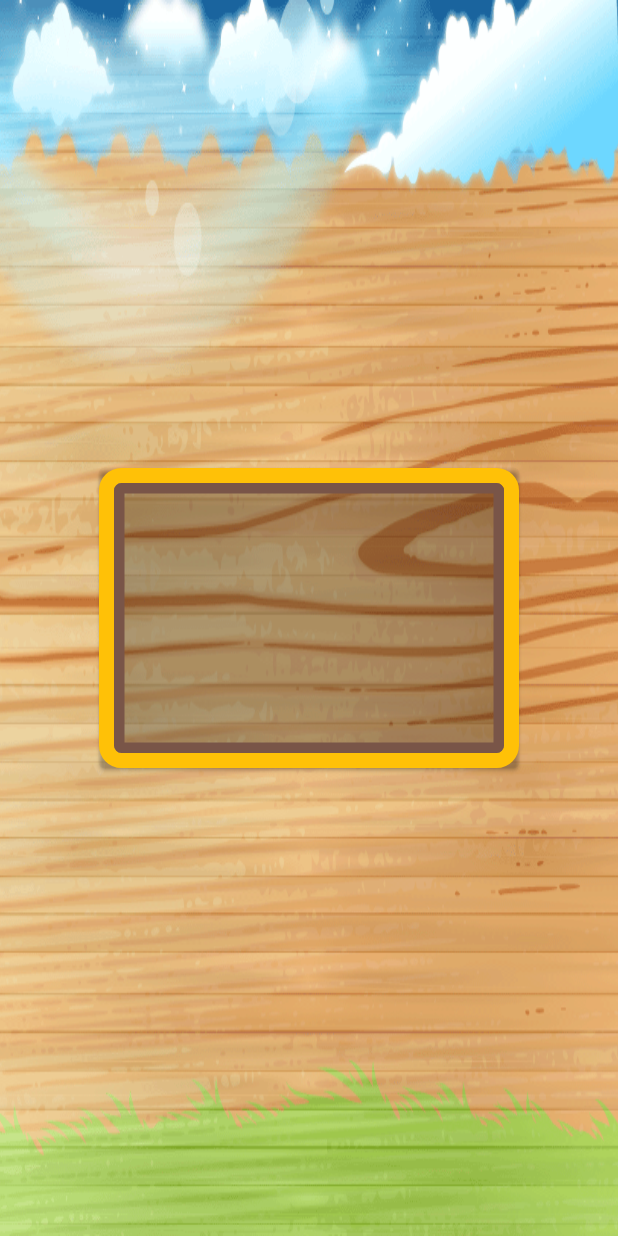
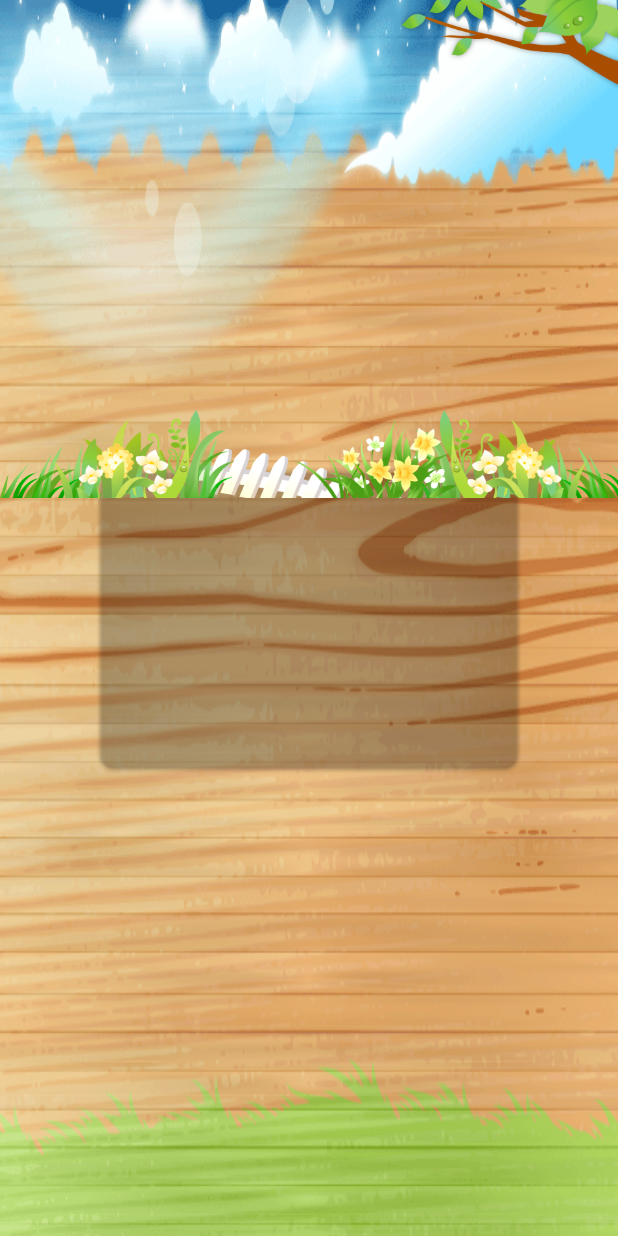
Before and after one commit to CoMatu/toddler_books, a Flutter app: the screen it shows after launch, on a phone screen of 412 x 824 dp. Run offline on Flutter 3.47's test engine with Material 2 defaults, Android fonts, the phone set to English and light mode, and no system bars.

Commit message:
сделал переход между экранами сдвиг влево ++

```diff
--- a/lib/bookshelf.dart
+++ b/lib/bookshelf.dart
@@ -1,10 +1,80 @@
 import 'package:flutter/material.dart';
 import 'package:toddler_books/bookshelf_card.dart';
+import 'package:flutter/animation.dart';
 
-class BookShelf extends StatelessWidget {
+class BookShelf extends StatefulWidget {
+  @override
+  BookShelfState createState() {
+    return BookShelfState();
+  }
+}
+
+class BookShelfState extends State<BookShelf> with TickerProviderStateMixin {
+
+  AnimationController _controller;
+  Animation _animation;
+
+  @override
+  void initState(){
+    super.initState();
+    _controller =
+        AnimationController(vsync: this, duration: Duration(seconds: 3));
+    _animation = Tween(begin: 1.0, end: 0.0).animate(CurvedAnimation(
+      parent: _controller,
+      curve: Curves.fastOutSlowIn,
+    ));
+    _controller.forward();
+
+
+  }
+
   @override
   Widget build(BuildContext context) {
-    // TODO: implement build
+
+    final double width = MediaQuery.of(context).size.width;
+    return AnimatedBuilder(
+      animation: _controller,
+      builder: (BuildContext context, Widget child) {
+        double animval = _animation.value;
+        return Scaffold(
+          body:
+          Stack(
+            children: <Widget>[
+              Container(
+                decoration: BoxDecoration(
+                  image: DecorationImage(
+                      image: AssetImage('assets/images/background.png'),
+                      fit: BoxFit.fill),
+                ),
+              ),
+              Center(child: BookshelfCard()),
+              Transform(
+                transform: Matrix4.translationValues(animval * width, 0.0, 0.0),
+                child: Container(
+                  width: width,
+                  color: Colors.transparent,
+                  child:
+                  Image(image: AssetImage('assets/images/surround.png',),
+                    fit: BoxFit.fill,
+                  )
+                )
+              )
+            ],
+          ),
+
+        );
+      },
+    );
+  }
+
+  @override
+  void dispose() {
+    _controller.dispose();
+    super.dispose();
+  }
+}
+
+/*
     return Scaffold(
       body: Stack(
           children: <Widget>[
@@ -20,6 +90,5 @@ class BookShelf extends StatelessWidget {
         ),
 
     );
-  }
 
-}
+ */
--- a/lib/bookshelf_card.dart
+++ b/lib/bookshelf_card.dart
@@ -1,29 +1,46 @@
 import 'package:flutter/material.dart';
 
 class BookshelfCard extends StatelessWidget {
+  String assetName = 'assets/images/start_background.png';
+
   @override
   Widget build(BuildContext context) {
     // TODO: implement build
+    Radius radius = Radius.circular(10.0);
     return Card(
+      shape: RoundedRectangleBorder(
+        borderRadius: BorderRadius.all(radius)
+      ),
       color: Colors.transparent,
       key: key,
+child: Container(
+  width: 280.0,
+  height: 200.0,
+),
+/*
       child: SizedBox(
         height: 200.0,
         width: 280.0,
         child: Container(
               decoration: BoxDecoration(
                 border: Border.all(width: 10.0, color: Colors.amber),
-                borderRadius: BorderRadius.all(Radius.circular(15.0)),
+//                borderRadius: BorderRadius.all(Radius.circular(15.0)),
               ),
               child: Container(
                 decoration: BoxDecoration(
                   border: Border.all(width: 7.0, color: Colors.brown[500]),
-                  borderRadius: BorderRadius.circular(5.0)
+//                  borderRadius: BorderRadius.circular(5.0)
+                ),
+                child: Image(
+                  //TODO загрузка картинки из Firebase
+                    image: AssetImage(assetName),
+                  fit: BoxFit.cover,
                 ),
               ),
             ),
 
       )
+*/
     );
   }
 
--- a/pubspec.yaml
+++ b/pubspec.yaml
@@ -43,6 +43,7 @@ flutter:
     - assets/images/start_background.png
     - assets/images/card_frame.png
     - assets/images/start_title.png
+    - assets/images/surround.png
   #  - images/a_dot_burr.jpeg
   #  - images/a_dot_ham.jpeg
 
```
Also changed, not shown: assets/images/surround.png (added).
